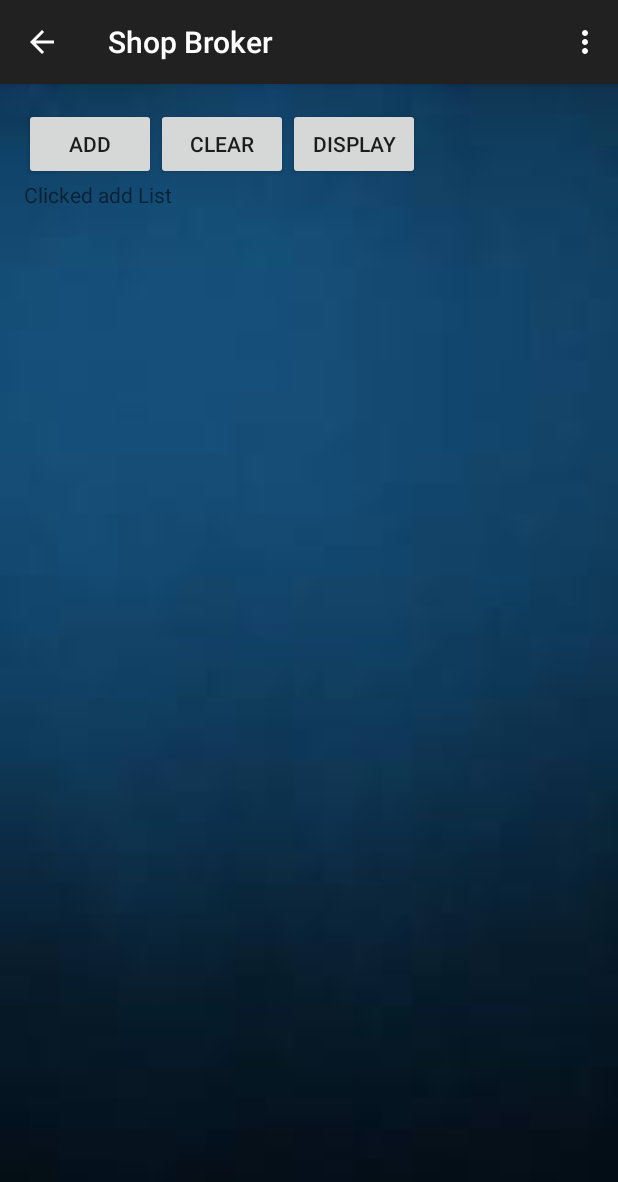
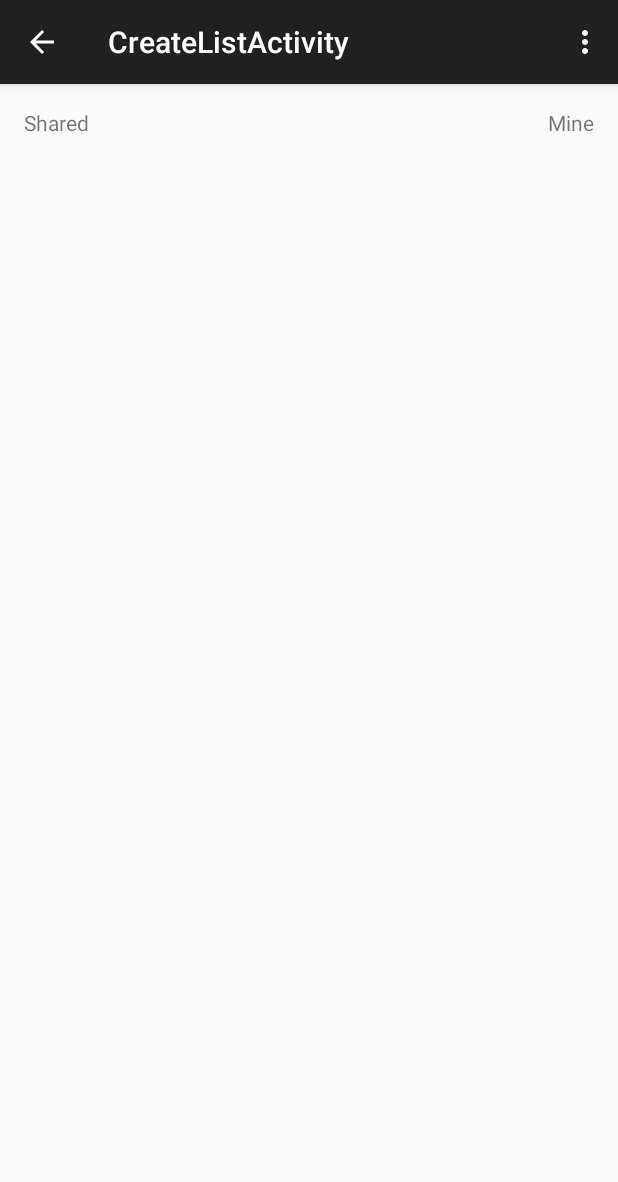
Before and after one commit to jmc0592/4410Project, an Android app: the screen it shows after launch (ListActivity before the commit, CreateListActivity after it), after a tap on "ADD", on a phone screen of 412 x 824 dp. Shown: the top 1182 px of the screen. Run offline under Robolectric (Android 15) with nearby library versions, the phone set to English and light mode, and no system bars; 2 statements that could not run were skipped.

Commit message:
made the 'add' button go to CreateListActivity

```diff
--- a/app/src/main/java/com/example/shopbroker/ListActivity.java
+++ b/app/src/main/java/com/example/shopbroker/ListActivity.java
@@ -1,5 +1,6 @@
 package com.example.shopbroker;
 
+import android.content.Intent;
 import android.database.Cursor;
 import android.support.v7.app.ActionBarActivity;
 import android.support.v7.app.ActionBar;
@@ -151,6 +152,8 @@ public class ListActivity extends ActionBarActivity
         //Query for record added
       //  Cursor cursor = myDb.getRow(newId);
       //  displayRecordset(cursor);
+        Intent intent = new Intent(this, CreateListActivity.class);
+        startActivity(intent);
 
     }
     public void onClick_ClearAll(View v){
--- a/app/src/main/res/layout/activity_create_list.xml
+++ b/app/src/main/res/layout/activity_create_list.xml
@@ -7,7 +7,17 @@
     android:paddingBottom="@dimen/activity_vertical_margin"
     tools:context="com.example.shopbroker.CreateListActivity">
 
-    <TextView android:text="@string/hello_world" android:layout_width="wrap_content"
-        android:layout_height="wrap_content" />
+    <TextView android:text="@string/shared"
+              android:layout_width="wrap_content"
+              android:layout_height="wrap_content" />
+
+    <TextView
+        android:layout_width="wrap_content"
+        android:layout_height="wrap_content"
+        android:text="@string/mine"
+        android:id="@+id/mineID"
+        android:layout_alignParentTop="true"
+        android:layout_alignParentRight="true"
+        android:layout_alignParentEnd="true" />
 
 </RelativeLayout>
--- a/app/src/main/res/values/strings.xml
+++ b/app/src/main/res/values/strings.xml
@@ -13,5 +13,7 @@
     <string name="action_settings">Settings</string>
     <string name="hello_world">Hello world!</string>
     <string name="title_activity_create_list">CreateListActivity</string>
+    <string name="shared">Shared</string>
+    <string name="mine">Mine</string>
 
 </resources>
```
Also changed, not shown: app/src/main/java/com/example/shopbroker/ListsFragment.java (+8 -6 lines).
